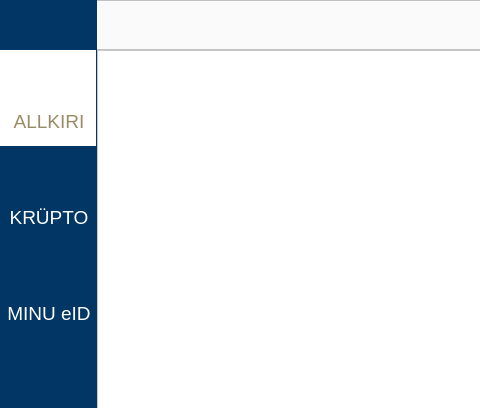
The window that client/mainwindow3.ui (open-eid/DigiDoc4-Client) describes before a commit, drawn with Qt 5; both pictures show x 0 to 480 and y 0 to 408 of the 1025 by 570 pixel window.
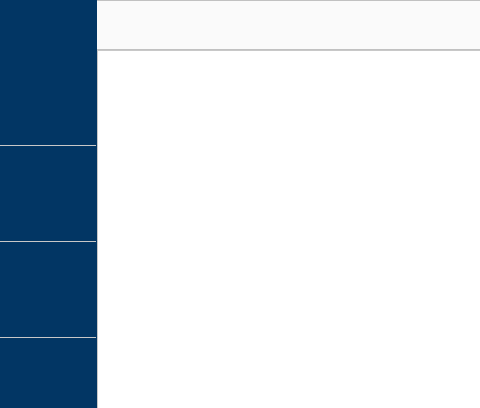
The same window after the commit. Icons and pictures are not drawn. Custom widgets are drawn as their Qt base class.

Commit message: Page icon styling and selection

Patch:
```diff
--- a/client/mainwindow3.ui
+++ b/client/mainwindow3.ui
@@ -222,70 +222,9 @@
         <property name="cursor">
          <cursorShape>PointingHandCursor</cursorShape>
         </property>
-        <property name="styleSheet">
-         <string notr="true">background-color: #ffffff;
-border: none;</string>
+        <property name="autoFillBackground">
+         <bool>true</bool>
         </property>
-        <widget class="QLabel" name="signatureLabel">
-         <property name="geometry">
-          <rect>
-           <x>1</x>
-           <y>60</y>
-           <width>96</width>
-           <height>19</height>
-          </rect>
-         </property>
-         <property name="minimumSize">
-          <size>
-           <width>44</width>
-           <height>19</height>
-          </size>
-         </property>
-         <property name="font">
-          <font>
-           <pointsize>14</pointsize>
-          </font>
-         </property>
-         <property name="styleSheet">
-          <string notr="true">color: #998B66;
-border: none;</string>
-         </property>
-         <property name="text">
-          <string>ALLKIRI</string>
-         </property>
-         <property name="textFormat">
-          <enum>Qt::RichText</enum>
-         </property>
-         <property name="alignment">
-          <set>Qt::AlignCenter</set>
-         </property>
-        </widget>
-        <widget class="QWidget" name="signatureIcon" native="true">
-         <property name="geometry">
-          <rect>
-           <x>30</x>
-           <y>16</y>
-           <width>38</width>
-           <height>38</height>
-          </rect>
-         </property>
-         <property name="minimumSize">
-          <size>
-           <width>38</width>
-           <height>38</height>
-          </size>
-         </property>
-         <property name="font">
-          <font>
-           <pointsize>14</pointsize>
-          </font>
-         </property>
-         <property name="styleSheet">
-          <string notr="true">background-repeat: none;
-background-image: url(:/images/sign_38x38.png);
-border: none;</string>
-         </property>
-        </widget>
        </widget>
        <widget class="QWidget" name="crypto" native="true">
         <property name="geometry">
@@ -311,70 +250,12 @@
         <property name="cursor">
          <cursorShape>PointingHandCursor</cursorShape>
         </property>
+        <property name="autoFillBackground">
+         <bool>true</bool>
+        </property>
         <property name="styleSheet">
-         <string notr="true">background-color: #023664;
-border: none;</string>
+         <string notr="true"/>
         </property>
-        <widget class="QLabel" name="cryptoLabel">
-         <property name="geometry">
-          <rect>
-           <x>1</x>
-           <y>60</y>
-           <width>96</width>
-           <height>19</height>
-          </rect>
-         </property>
-         <property name="minimumSize">
-          <size>
-           <width>44</width>
-           <height>19</height>
-          </size>
-         </property>
-         <property name="font">
-          <font>
-           <pointsize>14</pointsize>
-          </font>
-         </property>
-         <property name="styleSheet">
-          <string notr="true">color: #FFFFFF;
-border: none;</string>
-         </property>
-         <property name="text">
-          <string>KRÜPTO</string>
-         </property>
-         <property name="textFormat">
-          <enum>Qt::RichText</enum>
-         </property>
-         <property name="alignment">
-          <set>Qt::AlignCenter</set>
-         </property>
-        </widget>
-        <widget class="QWidget" name="cryptoIcon" native="true">
-         <property name="geometry">
-          <rect>
-           <x>30</x>
-           <y>16</y>
-           <width>38</width>
-           <height>38</height>
-          </rect>
-         </property>
-         <property name="minimumSize">
-          <size>
-           <width>38</width>
-           <height>38</height>
-          </size>
-         </property>
-         <property name="font">
-          <font>
-           <pointsize>14</pointsize>
-          </font>
-         </property>
-         <property name="styleSheet">
-          <string notr="true">background-repeat: none;
-background-image: url(:/images/crypto_38x38.png);
-border: none;</string>
-         </property>
-        </widget>
        </widget>
        <widget class="QWidget" name="myEid" native="true">
         <property name="geometry">
@@ -400,70 +281,9 @@
         <property name="cursor">
          <cursorShape>PointingHandCursor</cursorShape>
         </property>
-        <property name="styleSheet">
-         <string notr="true">background-color: #023664;
-border: none;</string>
+        <property name="autoFillBackground">
+         <bool>true</bool>
         </property>
-        <widget class="QLabel" name="myEidLabel">
-         <property name="geometry">
-          <rect>
-           <x>1</x>
-           <y>60</y>
-           <width>96</width>
-           <height>19</height>
-          </rect>
-         </property>
-         <property name="minimumSize">
-          <size>
-           <width>44</width>
-           <height>19</height>
-          </size>
-         </property>
-         <property name="font">
-          <font>
-           <pointsize>14</pointsize>
-          </font>
-         </property>
-         <property name="styleSheet">
-          <string notr="true">color: #FFFFFF;
-border: none;</string>
-         </property>
-         <property name="text">
-          <string>MINU eID</string>
-         </property>
-         <property name="textFormat">
-          <enum>Qt::RichText</enum>
-         </property>
-         <property name="alignment">
-          <set>Qt::AlignCenter</set>
-         </property>
-        </widget>
-        <widget class="QWidget" name="myEidIcon" native="true">
-         <property name="geometry">
-          <rect>
-           <x>30</x>
-           <y>16</y>
-           <width>38</width>
-           <height>38</height>
-          </rect>
-         </property>
-         <property name="minimumSize">
-          <size>
-           <width>38</width>
-           <height>38</height>
-          </size>
-         </property>
-         <property name="font">
-          <font>
-           <pointsize>14</pointsize>
-          </font>
-         </property>
-         <property name="styleSheet">
-          <string notr="true">background-repeat: none;
-background-image: url(:/images/my_eid_38x38.png);
-border: none;</string>
-         </property>
-        </widget>
        </widget>
       </widget>
      </item>
@@ -504,6 +324,12 @@
    <header>CardInfo.h</header>
    <container>1</container>
   </customwidget>
+  <customwidget>
+   <class>PageIcon</class>
+   <extends>QWidget</extends>
+   <header>widgets/PageIcon.h</header>
+   <container>1</container>
+  </customwidget>
  </customwidgets>
  <resources/>
  <connections/>
```
Left out of the diff: 6 changed lines with no effect on the pictures. The commit also changes 45 other files.
